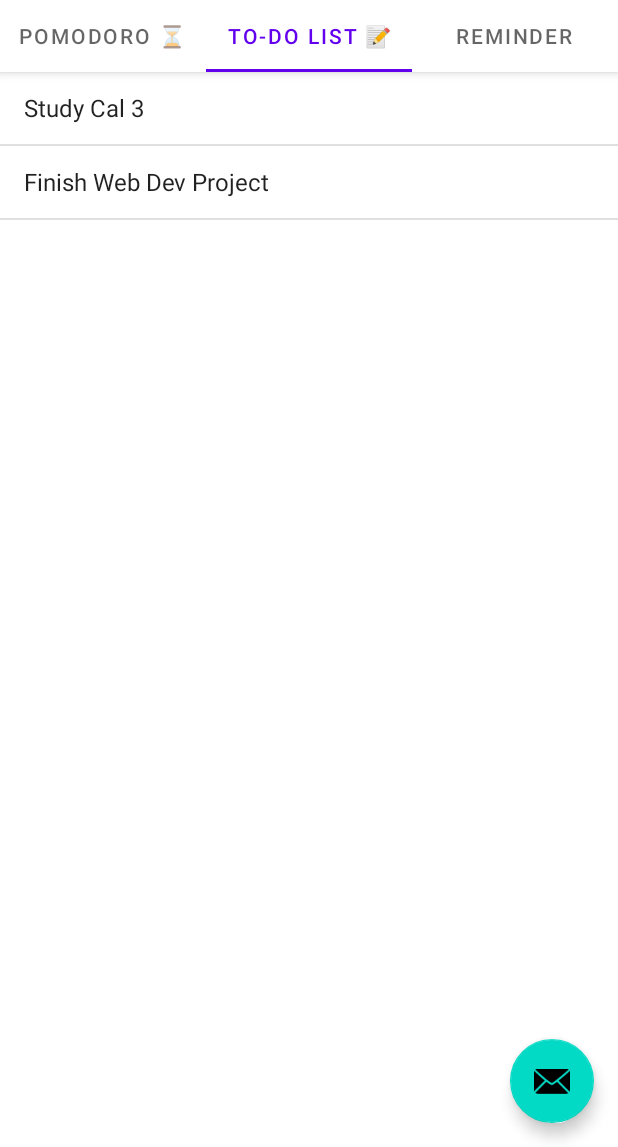
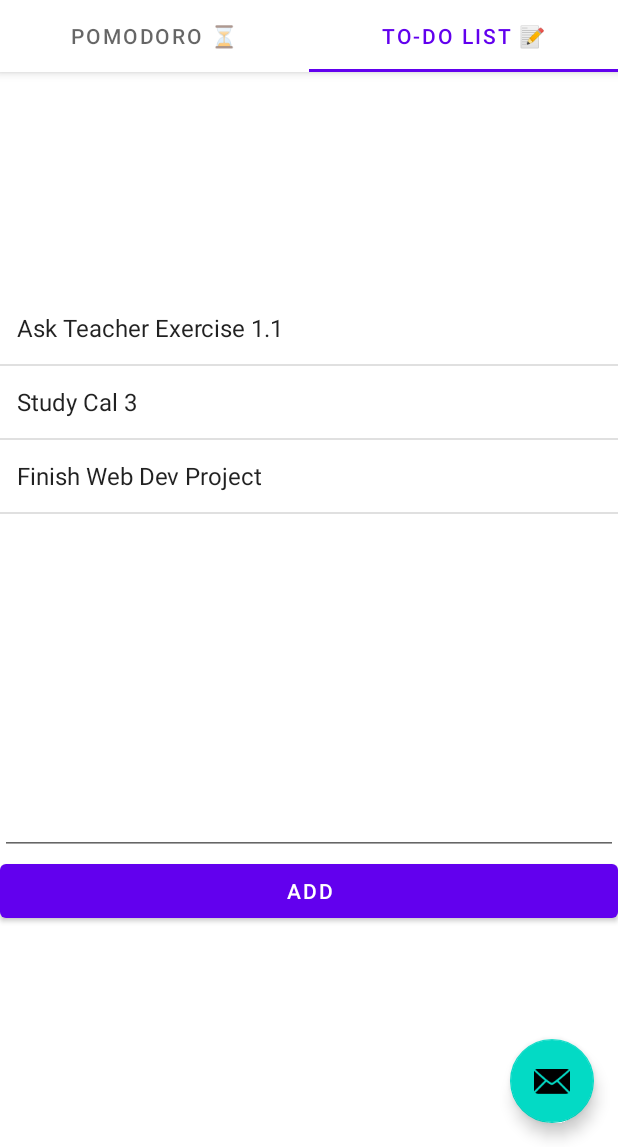
Before and after one commit to TheMoutonNoir/Hackathon-CodeJam, an Android app: the screen it shows after launch (MainActivity), tab 2 chosen, on a phone screen of 412 x 824 dp, the part 89-1236 px from its top. Run offline under Robolectric (Android 15) with nearby library versions, the phone set to English and light mode, and no system bars.

```diff
--- a/app/src/main/java/com/example/akademos/MainActivity.kt
+++ b/app/src/main/java/com/example/akademos/MainActivity.kt
@@ -1,7 +1,6 @@
 package com.example.akademos
 
 import android.app.Activity
-import android.content.Context
 import android.content.SharedPreferences
 import android.os.Bundle
 import com.google.android.material.floatingactionbutton.FloatingActionButton
@@ -23,10 +22,12 @@ import com.example.akademos.ui.main.ReminderFragment
 import com.example.akademos.ui.main.ToDoFragement
 import java.util.Calendar
 import java.util.*
+import kotlin.collections.ArrayList
 
 class MainActivity : AppCompatActivity() {
 
     private lateinit var binding: ActivityMainBinding
+    private lateinit var listToDo: ArrayList<String>
     var rem : ReminderList = ReminderList()
 
     override fun onCreate(savedInstanceState: Bundle?) {
@@ -36,11 +37,14 @@ class MainActivity : AppCompatActivity() {
         setContentView(binding.root)
 
         val sectionsPagerAdapter = SectionsPagerAdapter(this, supportFragmentManager)
+        //ArrayList
+        listToDo = ArrayList()
+
+        listToDo.add("Ask Teacher Exercise 1.1")
 
         //add fragments
         sectionsPagerAdapter.addFragment(PromodroFragment.newInstance())
-        sectionsPagerAdapter.addFragment(ToDoFragement.newInstance())
-        sectionsPagerAdapter.addFragment(ReminderFragment.newInstance())
+        sectionsPagerAdapter.addFragment(ToDoFragement(listToDo))
         val viewPager: ViewPager = binding.viewPager
         viewPager.adapter = sectionsPagerAdapter
         val tabs: TabLayout = binding.tabs
@@ -70,10 +74,10 @@ class MainActivity : AppCompatActivity() {
 
     override fun onDestroy() {
         super.onDestroy();
-        for (i in 0..this.rem.reminders.size) {
-            val sharedPreferences: SharedPreferences = this.getSharedPreferences(this.rem.reminders[i] as String?, Context.MODE_PRIVATE)
+        for (i in 0..this.listToDo.size) {
+            val sharedPreferences: SharedPreferences = this.getSharedPreferences(this.listToDo[i] as String?, Context.MODE_PRIVATE)
             val save = sharedPreferences.edit()
-            save.putString("Reminder $i", rem.reminders[i] as String?)
+            save.putString("Reminder $i", listToDo[i] as String?)
             save.apply()
             save.commit()
         }
--- a/app/src/main/java/com/example/akademos/ui/main/PromodroFragment.kt
+++ b/app/src/main/java/com/example/akademos/ui/main/PromodroFragment.kt
@@ -27,7 +27,7 @@ class PromodroFragment : Fragment() {
         btn.setOnClickListener {
             val AlarmMgr = container?.context?.getSystemService(Context.ALARM_SERVICE) as AlarmManager
             val Alarm = Intent(container?.context, AlarmReceiver::class.java)
-            Alarm.putExtra("Message","Wassup")
+            Alarm.putExtra("Message","Take your break! You deserve it :)")
             val pendingIntent = PendingIntent.getBroadcast(container?.context, 0, Alarm, PendingIntent.FLAG_UPDATE_CURRENT);
             AlarmMgr.setExact(
                 AlarmManager.ELAPSED_REALTIME_WAKEUP,
--- a/app/src/main/java/com/example/akademos/ui/main/SectionsPagerAdapter.kt
+++ b/app/src/main/java/com/example/akademos/ui/main/SectionsPagerAdapter.kt
@@ -9,7 +9,6 @@ import com.example.akademos.R
 private val TAB_TITLES = arrayOf(
     R.string.tab_text_1,
     R.string.tab_text_2,
-    R.string.tab_text_3,
 )
 
 /**
--- a/app/src/main/java/com/example/akademos/ui/main/ToDoFragement.kt
+++ b/app/src/main/java/com/example/akademos/ui/main/ToDoFragement.kt
@@ -4,14 +4,11 @@ import android.os.Bundle
 import android.view.LayoutInflater
 import android.view.View
 import android.view.ViewGroup
-import android.widget.ArrayAdapter
-import android.widget.ListView
-import android.widget.TextView
+import android.widget.*
 import androidx.fragment.app.Fragment
 import com.example.akademos.R
-import com.example.akademos.databinding.FragmentMainBinding
 
-class ToDoFragement: Fragment() {
+class ToDoFragement(private val listToDo: ArrayList<String>): Fragment() {
 
     private lateinit var listView: ListView
 
@@ -20,27 +17,20 @@ class ToDoFragement: Fragment() {
         savedInstanceState: Bundle?
     ): View? {
         val view = inflater.inflate(R.layout.to_do_fragment, container, false)
-        val TodoView = inflater.inflate(R.layout.to_do_fragment, container, false)
         listView = view.findViewById<ListView>(R.id.todo_list_view)
-        val listToDo = ArrayList<String>()
         listToDo.add("Study Cal 3")
         listToDo.add("Finish Web Dev Project")
+        val btn = view.findViewById<Button>(R.id.button7)
+        val txtfield = view.findViewById<EditText>(R.id.editTextTextPersonName2)
         val adapter = container?.context?.let { ArrayAdapter<String>(it,android.R.layout.simple_list_item_1 , listToDo) }
         listView.adapter = adapter
+        btn.setOnClickListener{
+            adapter?.add(txtfield.text.toString())
+        }
         return view
     }
 
 
 
-    /**
-     * factory method to return instance of fragment class about.
-     */
-    companion object {
-        @JvmStatic
-        fun newInstance(): ToDoFragement {
-            return ToDoFragement()
-        }
-    }
-
 
 }
--- a/app/src/main/res/layout/to_do_fragment.xml
+++ b/app/src/main/res/layout/to_do_fragment.xml
@@ -1,13 +1,33 @@
 <?xml version="1.0" encoding="utf-8"?>
-<LinearLayout
-    xmlns:android="http://schemas.android.com/apk/res/android"
+<LinearLayout xmlns:android="http://schemas.android.com/apk/res/android"
+    xmlns:tools="http://schemas.android.com/tools"
+    android:id="@+id/linearLayout"
     android:layout_width="match_parent"
     android:layout_height="match_parent"
-    android:gravity="center">
+    android:gravity="center"
+    android:orientation="vertical">
 
     <ListView
         android:id="@+id/todo_list_view"
+        android:layout_width="422dp"
+        android:layout_height="327dp"
+        tools:layout_conversion_absoluteHeight="527dp"
+        tools:layout_conversion_absoluteWidth="411dp"
+        tools:layout_editor_absoluteX="0dp"
+        tools:layout_editor_absoluteY="102dp" />
+
+    <EditText
+        android:id="@+id/editTextTextPersonName2"
         android:layout_width="match_parent"
-        android:layout_height="match_parent" />
+        android:layout_height="wrap_content"
+        android:ems="10"
+        android:inputType="textPersonName"
+        android:minHeight="48dp" />
+
+    <Button
+        android:id="@+id/button7"
+        android:layout_width="match_parent"
+        android:layout_height="wrap_content"
+        android:text="Add" />
 
 </LinearLayout>
```
